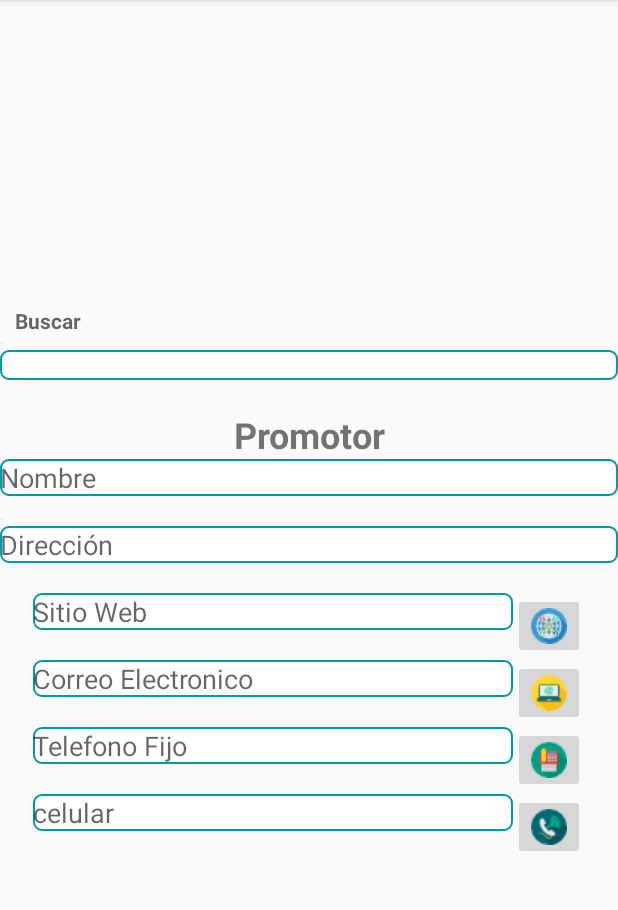
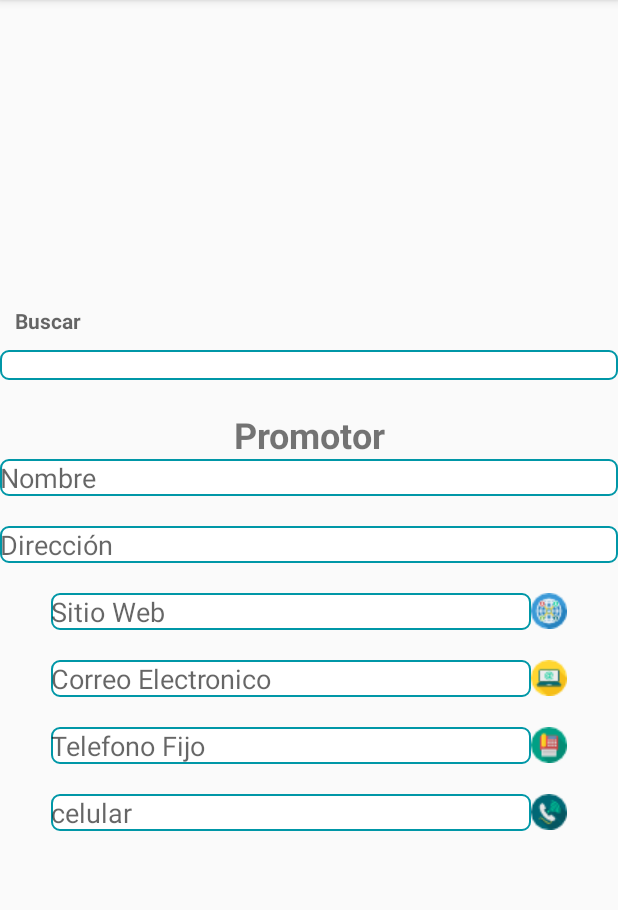
Before and after one commit to catorres480/calitour, an Android app: the Visualizar screen opened directly, with no data from a screen before it, on a phone screen of 412 x 824 dp, the part 84-994 px from its top. Run offline under Robolectric (Android 15) with nearby library versions, the phone set to English and light mode, and no system bars; our stand-ins replace Firebase (no records; nobody signed in at launch, a user with empty details on screens opened directly); plain views replace SearchableSpinner; 2 statements that could not run were skipped.

Commit message:
Cambio de iconos visualizar

```diff
--- a/app/src/main/java/com/proyecto/sena/calitour/Visualizar.java
+++ b/app/src/main/java/com/proyecto/sena/calitour/Visualizar.java
@@ -158,9 +158,7 @@ public class Visualizar extends AppCompatActivity {
     //Metodo onClick para enviar E-mail
     public void ibtnEmail(View view) {
 
-        //Inicio del ProgressDialog
-        dialog.setMessage("Espere un momento");
-        dialog.show();
+        //Inicio del ProgressDialo
 
 
         String mail = txtCorreoElectronico.getText().toString();
@@ -243,6 +241,7 @@ public class Visualizar extends AppCompatActivity {
                     }
                 });
 
+
     }
     //Metodo para llenar el listview con la base de datos Firebase
     public void listarBuscar(){
@@ -269,6 +268,9 @@ public class Visualizar extends AppCompatActivity {
     //Metodo para enviar un E-mail
     public void enviarEmail(String destino, String asunto, String mensaje) {
 
+        dialog.setMessage("Espere un momento");
+        dialog.show();
+
         //Intent para enviar Email
         Intent email = new Intent(Intent.ACTION_SEND);
         email.putExtra(Intent.EXTRA_EMAIL, new String[]{destino});
@@ -279,6 +281,8 @@ public class Visualizar extends AppCompatActivity {
         email.setType("message/rfc822");
 
         startActivity(Intent.createChooser(email, "Seleccione un cliente de correo:"));
+
+        dialog.dismiss();
 
     }
     //Metodo para hacer llamadas
@@ -313,6 +317,7 @@ public class Visualizar extends AppCompatActivity {
         } catch (Exception ex) {
             ex.printStackTrace();
         }
+        dialog.dismiss();
     }
 
 
--- a/app/src/main/res/layout/activity_visualizar.xml
+++ b/app/src/main/res/layout/activity_visualizar.xml
@@ -77,7 +77,9 @@
             <ImageButton
                 android:layout_width="wrap_content"
                 android:layout_height="wrap_content"
-                android:src="@drawable/remote_desktop"/>
+                android:src="@drawable/remote_desktop"
+                android:background="#000000FF"
+                android:layout_marginBottom="20dp"/>
 
             </TableRow>
         <TableRow>
@@ -95,7 +97,9 @@
                 android:layout_width="wrap_content"
                 android:layout_height="wrap_content"
                 android:src="@drawable/email_outline"
-                android:onClick="ibtnEmail"/>
+                android:onClick="ibtnEmail"
+                android:background="#000000FF"
+                android:layout_marginBottom="20dp"/>
 
         </TableRow>
 
@@ -113,7 +117,9 @@
                 android:layout_width="wrap_content"
                 android:layout_height="wrap_content"
                 android:src="@drawable/phone_classic"
-                android:onClick="ibtnLlamada"/>
+                android:onClick="ibtnLlamada"
+                android:background="#000000FF"
+                android:layout_marginBottom="20dp"/>
 
         </TableRow>
 
@@ -135,7 +141,9 @@
                 android:layout_width="wrap_content"
                 android:layout_height="wrap_content"
                 android:src="@drawable/cellphone_basic"
-                android:onClick="ibtnCell"/>
+                android:onClick="ibtnCell"
+                android:background="#000000FF"
+                android:layout_marginBottom="20dp"/>
 
         </TableRow>
         </TableLayout>
```
